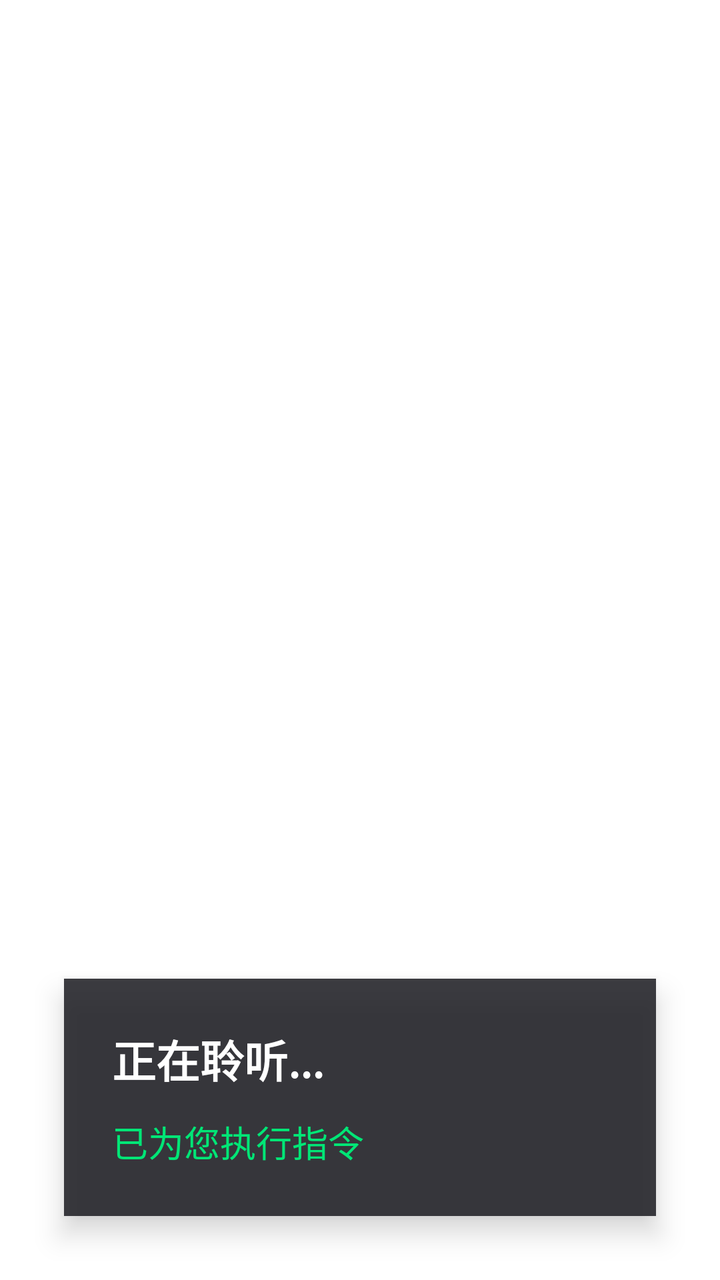
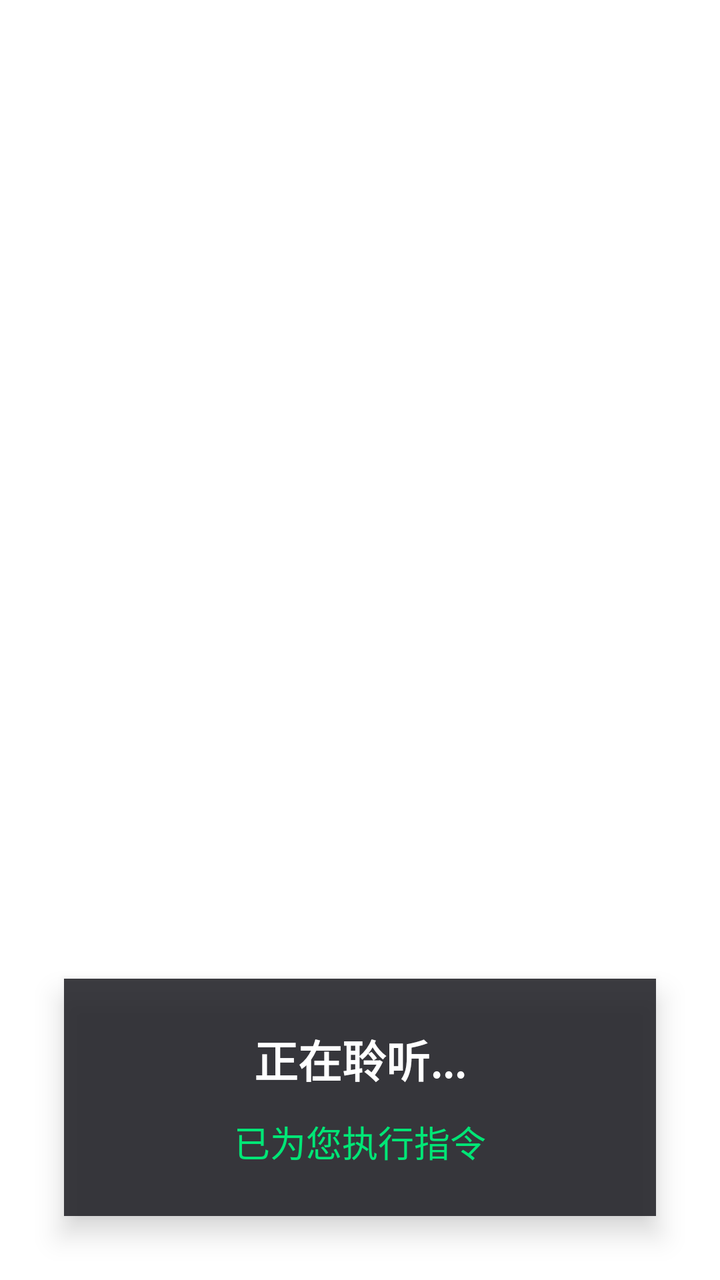

An Android layout rendered at two revisions. The XML below is the earlier revision; the diff shows what the commit changed to produce the second picture.
<!-- AndroidManifest.xml: application theme Theme.ZeroAuto -->
<!-- res/layout/layout_in_car_card.xml -->
<?xml version="1.0" encoding="utf-8"?>
<FrameLayout xmlns:android="http://schemas.android.com/apk/res/android"
    xmlns:app="http://schemas.android.com/apk/res-auto"
    android:layout_width="match_parent"
    android:layout_height="match_parent"
    android:background="#00000000">

    <androidx.constraintlayout.widget.ConstraintLayout
        android:id="@+id/card_container"
        android:layout_width="match_parent"
        android:layout_height="wrap_content"
        android:layout_gravity="bottom|center_horizontal"
        android:layout_marginStart="32dp"
        android:layout_marginEnd="32dp"
        android:layout_marginBottom="32dp"
        android:maxWidth="640dp"
        android:background="#DD1E1E24"
        android:elevation="8dp"
        android:padding="24dp">

        <TextView
            android:id="@+id/tv_asr_text"
            android:layout_width="0dp"
            android:layout_height="wrap_content"
            android:text="正在聆听..."
            android:textColor="#FFFFFF"
            android:textSize="22sp"
            android:textStyle="bold"
            app:layout_constraintEnd_toEndOf="parent"
            app:layout_constraintStart_toStartOf="parent"
            app:layout_constraintTop_toTopOf="parent" />

        <TextView
            android:id="@+id/tv_feedback_text"
            android:layout_width="0dp"
            android:layout_height="wrap_content"
            android:layout_marginTop="12dp"
            android:text="已为您执行指令"
            android:textColor="#00E676"
            android:textSize="18sp"
            app:layout_constraintEnd_toEndOf="parent"
            app:layout_constraintStart_toStartOf="parent"
            app:layout_constraintTop_toBottomOf="@id/tv_asr_text" />

    </androidx.constraintlayout.widget.ConstraintLayout>

</FrameLayout>
<!-- resources referenced by this layout -->
<resources>
  <style name="Theme.ZeroAuto" parent="Theme.MaterialComponents.DayNight.NoActionBar">
          <item name="android:statusBarColor">#00000000</item>
          <item name="android:navigationBarColor">#00000000</item>
      </style>
</resources>

<!-- the commit's change to res/layout/layout_in_car_card.xml (unified diff, before → after) -->
@@ -26,6 +26,8 @@
             android:textColor="#FFFFFF"
             android:textSize="22sp"
             android:textStyle="bold"
+            android:textAlignment="center"
+            android:gravity="center"
             app:layout_constraintEnd_toEndOf="parent"
             app:layout_constraintStart_toStartOf="parent"
             app:layout_constraintTop_toTopOf="parent" />
@@ -38,6 +40,8 @@
             android:text="已为您执行指令"
             android:textColor="#00E676"
             android:textSize="18sp"
+            android:textAlignment="center"
+            android:gravity="center"
             app:layout_constraintEnd_toEndOf="parent"
             app:layout_constraintStart_toStartOf="parent"
             app:layout_constraintTop_toBottomOf="@id/tv_asr_text" />
